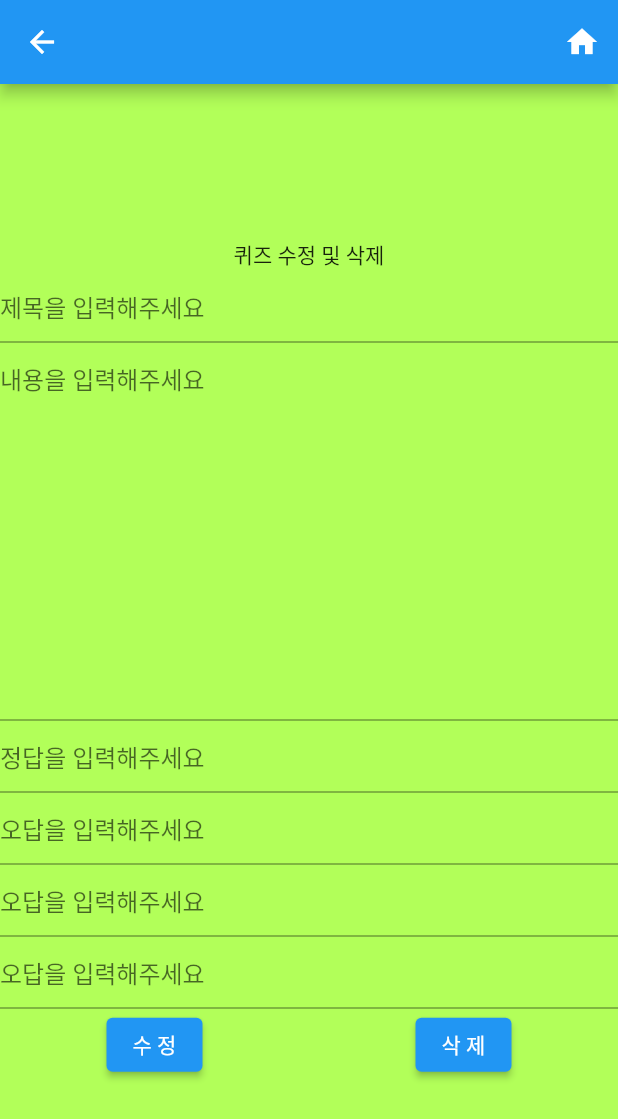
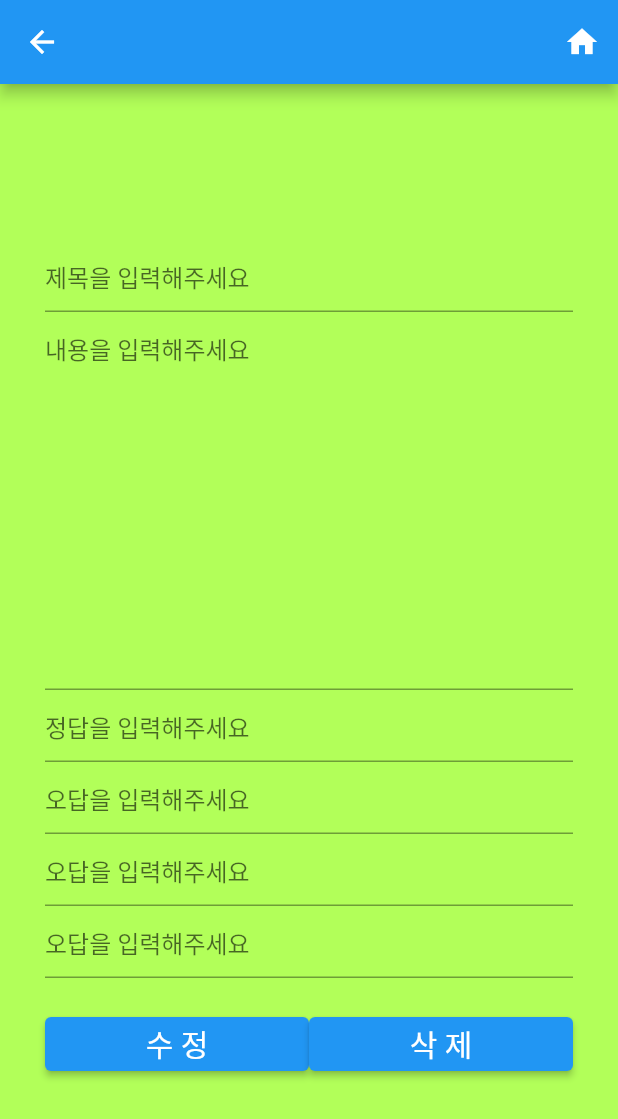
Before and after one commit to Hoteldusk/Flutter-Quiz-2023-09, a Flutter app: the DetailPage screen opened directly, on a phone screen of 412 x 824 dp. Shown: the top 1119 px of the screen. Run offline on Flutter 3.47's test engine with Material 2 defaults, Android fonts, the phone set to English and light mode, and no system bars; our stand-ins replace cloud_firestore, firebase_core; accounts and stored records are empty; generated files the repository leaves out were written again; statements that could not run were skipped.

Commit message:
스타일 수정중

```diff
--- a/quiz/lib/detail_page.dart
+++ b/quiz/lib/detail_page.dart
@@ -84,9 +84,10 @@ class _DetailPageState extends State<DetailPage> {
       ]),
       body: Center(
         child: SingleChildScrollView(
+          child: Container(
+            margin: const EdgeInsets.fromLTRB(30, 0, 30, 0),
             child: Column(
               children: [
-              const Text("퀴즈 수정 및 삭제"),
                 TextField(
                   controller: titleController, // 컨트롤러 설정
                   onChanged: (text) {
@@ -130,10 +131,13 @@ class _DetailPageState extends State<DetailPage> {
                   },
                   decoration: const InputDecoration(hintText: "오답을 입력해주세요"),
                 ),
-              Row(
+                Container(
+                  margin: const EdgeInsets.fromLTRB(0, 20, 0, 0),
+                  child: Row(
                     mainAxisAlignment: MainAxisAlignment.spaceAround,
                     children: [
-                  ElevatedButton(
+                      Expanded(
+                        child: ElevatedButton(
                           onPressed: () async {
                             var id = widget.quizValue.id;
                             await widget.updateData(
@@ -163,9 +167,14 @@ class _DetailPageState extends State<DetailPage> {
                                   ),
                                 ));
                           },
-                    child: const Text("수 정"),
+                          child: const Text(
+                            "수 정",
+                            style: TextStyle(fontSize: 20),
                           ),
-                  ElevatedButton(
+                        ),
+                      ),
+                      Expanded(
+                        child: ElevatedButton(
                           onPressed: () async {
                             var id = widget.quizValue.id;
                             await widget.deleteData(id);
@@ -186,11 +195,17 @@ class _DetailPageState extends State<DetailPage> {
                                   ),
                                 ));
                           },
-                    child: const Text("삭 제"),
+                          child: const Text(
+                            "삭 제",
+                            style: TextStyle(fontSize: 20),
+                          ),
+                        ),
                       ),
                     ],
+                  ),
                 )
               ],
+            ),
           ),
         ),
       ),
```
Also changed, not shown: quiz/lib/insert_quiz.dart (+13 -3 lines), quiz/lib/play_quiz.dart (+66 -18 lines), quiz/lib/result_page.dart (added, +65 -0 lines), quiz/lib/select_quiz.dart (+11 -4 lines). Lines whose indentation alone changed are shown as unchanged.
